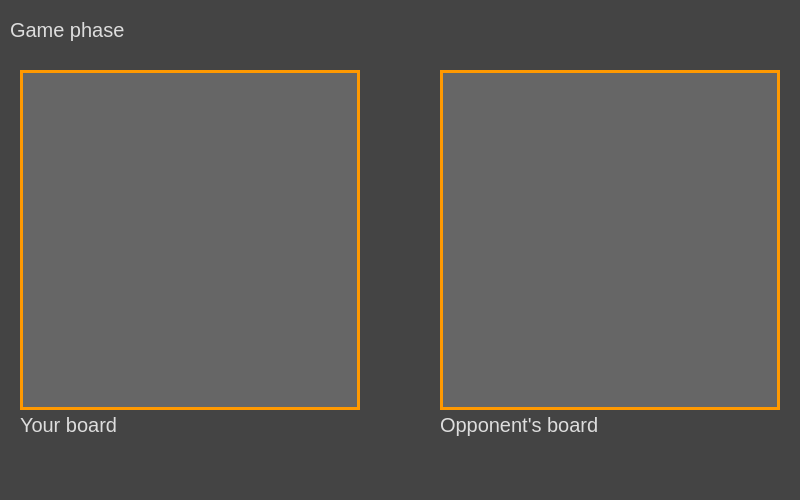
Above: application.ui from LukaszMichalsky/PS-Warships-GUI before the change. Below: the same form after it.
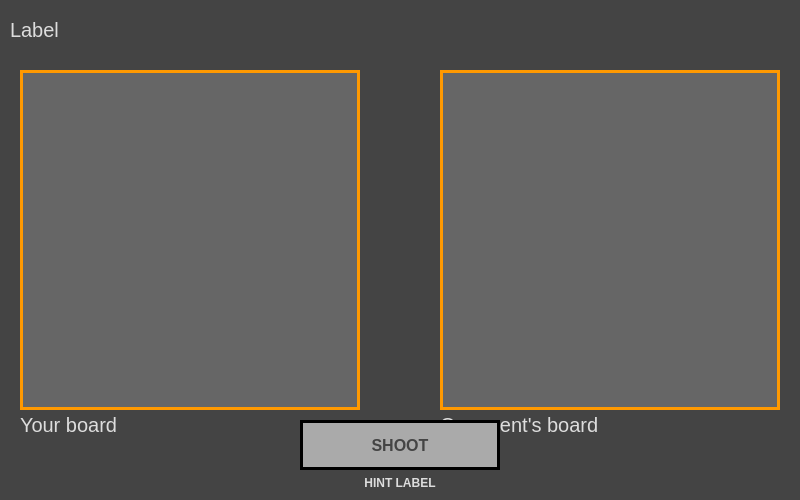
That is the form after the change. Custom widgets are drawn as their Qt base class.

Commit message: Added interaction with opponent's board in game phase

Diff of the .ui file:
```diff
--- a/application.ui
+++ b/application.ui
@@ -124,6 +124,13 @@
 
 /* ID selectors */
 
+#labelGameHint {
+	font-size: 12px;
+	font-weight: bold;
+
+	qproperty-alignment: &quot;AlignCenter | AlignBottom&quot;;
+}
+
 #labelMainAuthors {
 	padding-bottom: 5px;
 	padding-right: 5px;
@@ -744,7 +751,7 @@
        </rect>
       </property>
       <property name="text">
-       <string>Game phase</string>
+       <string>Label</string>
       </property>
       <property name="BORDER_BOTTOM" stdset="0">
        <bool>true</bool>
@@ -817,6 +824,38 @@
        <string>Opponent's board</string>
       </property>
      </widget>
+     <widget class="QPushButton" name="btnGameShoot">
+      <property name="enabled">
+       <bool>false</bool>
+      </property>
+      <property name="geometry">
+       <rect>
+        <x>300</x>
+        <y>420</y>
+        <width>200</width>
+        <height>50</height>
+       </rect>
+      </property>
+      <property name="text">
+       <string>SHOOT</string>
+      </property>
+     </widget>
+     <widget class="QLabel" name="labelGameHint">
+      <property name="geometry">
+       <rect>
+        <x>20</x>
+        <y>470</y>
+        <width>760</width>
+        <height>20</height>
+       </rect>
+      </property>
+      <property name="text">
+       <string>HINT LABEL</string>
+      </property>
+      <property name="alignment">
+       <set>Qt::AlignBottom|Qt::AlignCenter|Qt::AlignHCenter|Qt::AlignVCenter</set>
+      </property>
+     </widget>
     </widget>
    </widget>
   </widget>
```
The commit also changes 8 other files.
